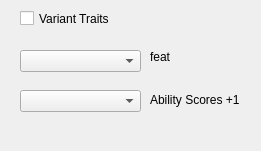
The window that menu_human.ui (Tosh007/DnD5_CharCreator) describes before a commit, drawn with Qt 5.
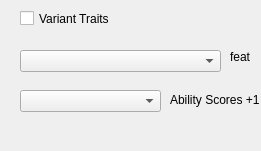
The same window after the commit. Custom widgets are drawn as their Qt base class.

Patch:
```diff
--- a/menu_human.ui
+++ b/menu_human.ui
@@ -18,7 +18,7 @@
     <rect>
      <x>20</x>
      <y>90</y>
-     <width>121</width>
+     <width>141</width>
      <height>22</height>
     </rect>
    </property>
@@ -41,7 +41,7 @@
     <rect>
      <x>20</x>
      <y>50</y>
-     <width>121</width>
+     <width>201</width>
      <height>22</height>
     </rect>
    </property>
@@ -49,7 +49,7 @@
   <widget class="QLabel" name="label_2">
    <property name="geometry">
     <rect>
-     <x>150</x>
+     <x>230</x>
      <y>50</y>
      <width>20</width>
      <height>13</height>
@@ -62,7 +62,7 @@
   <widget class="QLabel" name="label_3">
    <property name="geometry">
     <rect>
-     <x>150</x>
+     <x>170</x>
      <y>90</y>
      <width>91</width>
      <height>20</height>
```
